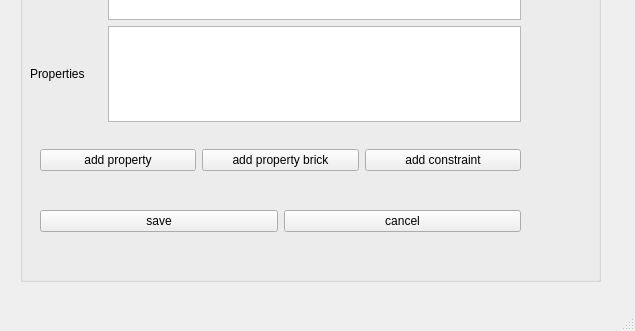
Before: the Qt Designer form brick_app_v2/ui/main_window.ui in heinz-preisig/DASH_GUI, drawn with Qt 5; both pictures show x 0 to 635 and y 569 to 900 of the 635 by 900 pixel window.
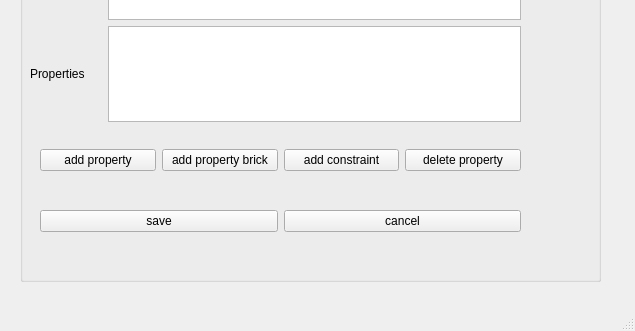
After: the same form once the commit is applied.

Diff of the .ui file:
```diff
--- a/brick_app_v2/ui/main_window.ui
+++ b/brick_app_v2/ui/main_window.ui
@@ -280,6 +280,13 @@
         </property>
        </widget>
       </item>
+      <item>
+       <widget class="QPushButton" name="deleteProperty">
+        <property name="text">
+         <string>delete property</string>
+        </property>
+       </widget>
+      </item>
      </layout>
     </widget>
    </widget>
```
